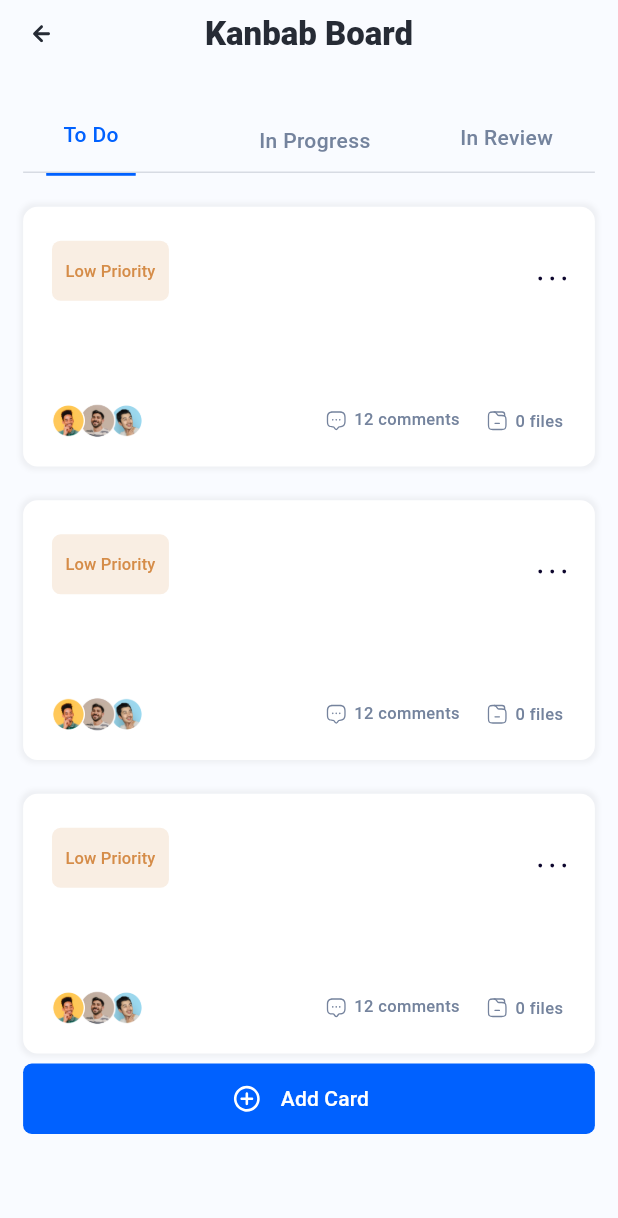
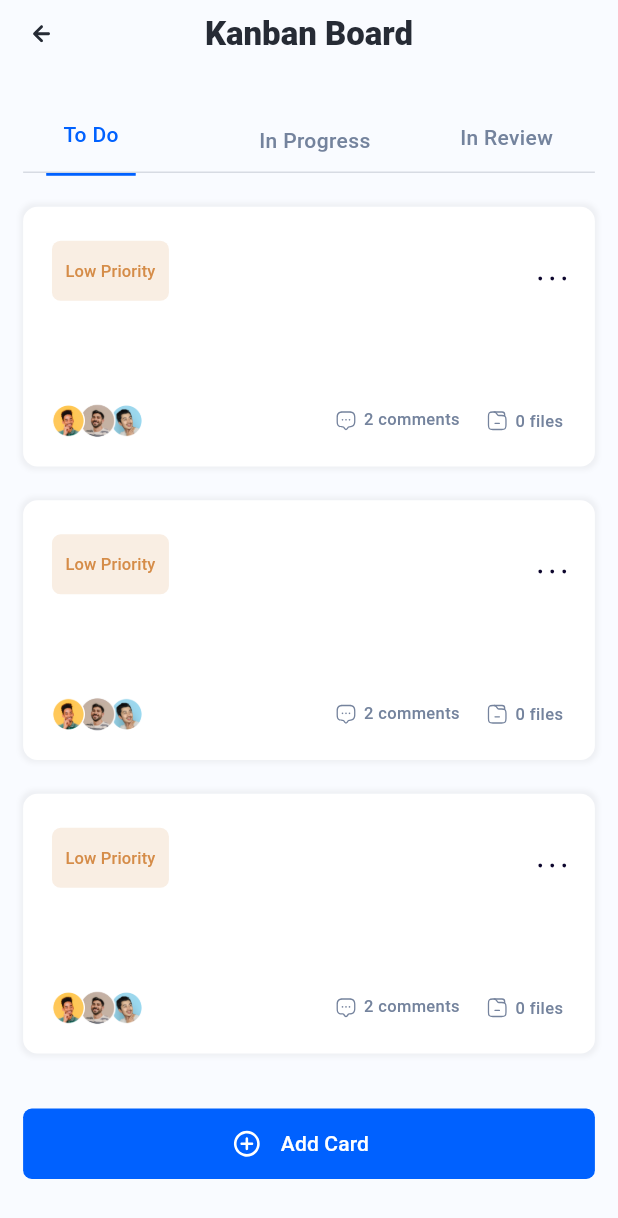
Before and after one commit to niharn22/Intelli-Interiors, a Flutter app: the KanbanBoardScreen screen opened by its route, on a phone screen of 412 x 824 dp. Shown: the top 1218 px of the screen. Run offline on Flutter 3.47's test engine with Material 3 defaults, Android fonts, the phone set to English and light mode, and no system bars; our stand-ins replace cached_network_image, flutter_svg, flutter_svg_provider; missing offline and left inert: arkit_plugin; Roboto replaces fonts that are missing (Gilroy).

Commit message:
💄 Final

```diff
--- a/final app/lib/presentation/kanban_board_screen/kanban_board_screen.dart
+++ b/final app/lib/presentation/kanban_board_screen/kanban_board_screen.dart
@@ -22,9 +22,11 @@ class KanbanBoardScreen extends StatelessWidget {
             margin: getMargin(left: 16, top: 12, bottom: 13),
             onTap: () {
               onTapArrowleft6(context);
-                    }),
+            },
+          ),
           centerTitle: true,
-                title: AppbarTitle(text: "Kanbab Board")),
+          title: AppbarTitle(text: "Kanban Board"),
+        ),
         body: Container(
           width: double.maxFinite,
           padding: getPadding(left: 16, top: 24, right: 16, bottom: 24),
@@ -34,8 +36,9 @@ class KanbanBoardScreen extends StatelessWidget {
               Container(
                 height: getVerticalSize(52),
                 width: getHorizontalSize(396),
-                          child:
-                              Stack(alignment: Alignment.bottomLeft, children: [
+                child: Stack(
+                  alignment: Alignment.bottomLeft,
+                  children: [
                     Align(
                       alignment: Alignment.topCenter,
                       child: Container(
@@ -44,60 +47,69 @@ class KanbanBoardScreen extends StatelessWidget {
                           left: 29,
                           top: 14,
                           right: 29,
-                                        bottom: 14),
-                                    decoration:
-                                        AppDecoration.outlineBluegray100,
+                          bottom: 14,
+                        ),
+                        decoration: AppDecoration.outlineBluegray100,
                         child: Row(
-                                        mainAxisAlignment:
-                                            MainAxisAlignment.end,
+                          mainAxisAlignment: MainAxisAlignment.end,
                           children: [
                             Padding(
                               padding: getPadding(top: 2),
-                                              child: Text("In Progress",
-                                                  overflow:
-                                                      TextOverflow.ellipsis,
+                              child: Text(
+                                "In Progress",
+                                overflow: TextOverflow.ellipsis,
                                 textAlign: TextAlign.left,
-                                                  style: AppStyle
-                                                      .txtGilroyMedium16Bluegray400)),
+                                style: AppStyle.txtGilroyMedium16Bluegray400,
+                              ),
+                            ),
                             Padding(
-                                              padding: getPadding(
-                                                  left: 62, bottom: 1),
-                                              child: Text("In Review",
-                                                  overflow:
-                                                      TextOverflow.ellipsis,
+                              padding: getPadding(left: 62, bottom: 1),
+                              child: Text(
+                                "In Review",
+                                overflow: TextOverflow.ellipsis,
                                 textAlign: TextAlign.left,
-                                                  style: AppStyle
-                                                      .txtGilroyMedium16Bluegray400))
-                                        ]))),
+                                style: AppStyle.txtGilroyMedium16Bluegray400,
+                              ),
+                            ),
+                          ],
+                        ),
+                      ),
+                    ),
                     Align(
                       alignment: Alignment.bottomLeft,
                       child: Padding(
                         padding: getPadding(left: 16),
                         child: Column(
                           mainAxisSize: MainAxisSize.min,
-                                        mainAxisAlignment:
-                                            MainAxisAlignment.start,
+                          mainAxisAlignment: MainAxisAlignment.start,
                           children: [
-                                          Text("To Do",
+                            Text(
+                              "To Do",
                               overflow: TextOverflow.ellipsis,
                               textAlign: TextAlign.left,
-                                              style: AppStyle
-                                                  .txtGilroyMedium16BlueA700),
+                              style: AppStyle.txtGilroyMedium16BlueA700,
+                            ),
                             Padding(
                               padding: getPadding(top: 17),
                               child: SizedBox(
                                 width: getHorizontalSize(62),
                                 child: Divider(
-                                                      height:
-                                                          getVerticalSize(2),
-                                                      thickness:
-                                                          getVerticalSize(2),
-                                                      color: ColorConstant
-                                                          .blueA700)))
-                                        ])))
-                          ])),
+                                  height: getVerticalSize(2),
+                                  thickness: getVerticalSize(2),
+                                  color: ColorConstant.blueA700,
+                                ),
+                              ),
+                            ),
+                          ],
+                        ),
+                      ),
+                    ),
+                  ],
+                ),
+              ),
               Padding(
                 padding: getPadding(top: 22),
+                child: Expanded(
                   child: ListView.separated(
                     physics: NeverScrollableScrollPhysics(),
                     shrinkWrap: true,
@@ -107,17 +119,27 @@ class KanbanBoardScreen extends StatelessWidget {
                     itemCount: 3,
                     itemBuilder: (context, index) {
                       return KanbanboardItemWidget();
-                              }))
-                    ])),
+                    },
+                  ),
+                ),
+              ),
+            ],
+          ),
+        ),
         bottomNavigationBar: CustomButton(
           height: getVerticalSize(50),
           text: "Add Card",
-                margin: getMargin(left: 16, right: 16, bottom: 72),
+          margin: getMargin(left: 16, right: 16, bottom: 40),
           padding: ButtonPadding.PaddingT14,
           prefixWidget: Container(
             margin: getMargin(right: 11),
             child: CustomImageView(
-                        svgPath: ImageConstant.imgPlusWhiteA700)))));
+              svgPath: ImageConstant.imgPlusWhiteA700,
+            ),
+          ),
+        ),
+      ),
+    );
   }
 
   onTapArrowleft6(BuildContext context) {
--- a/final app/lib/presentation/kanban_board_screen/widgets/kanbanboard_item_widget.dart
+++ b/final app/lib/presentation/kanban_board_screen/widgets/kanbanboard_item_widget.dart
@@ -173,7 +173,7 @@ class KanbanboardItemWidget extends StatelessWidget {
                       bottom: 5,
                     ),
                     child: Text(
-                      "12 comments",
+                      "2 comments",
                       overflow: TextOverflow.ellipsis,
                       textAlign: TextAlign.left,
                       style: AppStyle.txtGilroyMedium12,
```
Also changed, not shown: final app/lib/presentation/budgeting_forecasting_screen/budgeting_forecasting_screen.dart (+16 -3 lines), final app/lib/presentation/feedback_collection_screen/feedback_collection_screen.dart (+7 -5 lines), final app/lib/presentation/feedback_screen/feedback_screen.dart (+8 -0 lines), final app/lib/presentation/live_chat_summary_screen/live_chat_summary_screen.dart (+5 -3 lines), final app/lib/presentation/splash_screen/splash_screen.dart (+11 -4 lines). Lines whose indentation alone changed are shown as unchanged.
